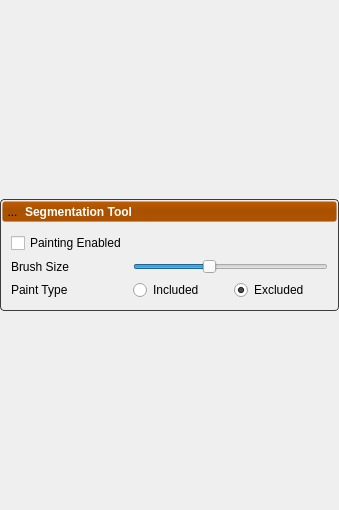
First picture: the form in Studio/Data/SegmentationToolPanel.ui, repository SCIInstitute/ShapeWorks, before the edit.
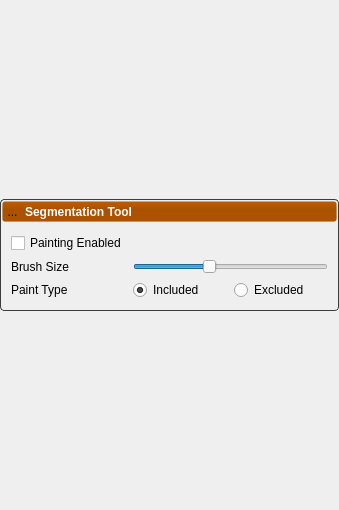
Second picture: the form after the edit. Icons and pictures are not drawn. Custom widgets are drawn as their Qt base class.

```diff
--- a/Studio/Data/SegmentationToolPanel.ui
+++ b/Studio/Data/SegmentationToolPanel.ui
@@ -226,7 +226,7 @@
             <string>Included</string>
            </property>
            <property name="checked">
-            <bool>false</bool>
+            <bool>true</bool>
            </property>
           </widget>
          </item>
@@ -257,7 +257,7 @@
             <string>Excluded</string>
            </property>
            <property name="checked">
-            <bool>true</bool>
+            <bool>false</bool>
            </property>
           </widget>
          </item>
```
